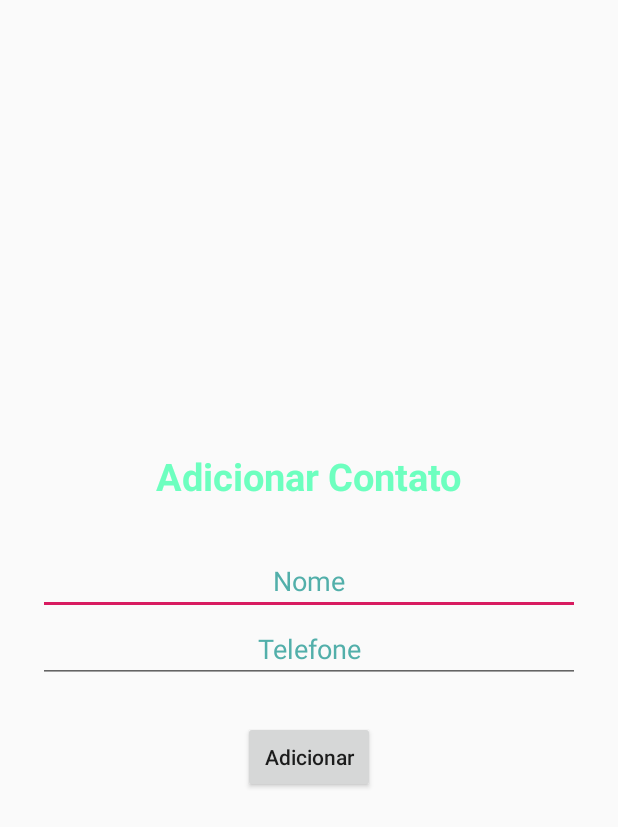
After one commit to MarlenaMartins1533/Agenda, an Android app: the layout activity_add_contato.xml on its own in the app's theme, with its tools: preview values and no code run, on a phone screen of 412 x 824 dp. The commit adds this screen. Shown: the top 827 px of the screen. Run offline under Robolectric (Android 15) with nearby library versions, the phone set to English and light mode, and no system bars.

Commit message:
base código

```diff
--- a/app/build.gradle
+++ b/app/build.gradle
@@ -8,7 +8,7 @@ android {
     compileSdkVersion 28
     defaultConfig {
         applicationId "com.marlena.agenda"
-        minSdkVersion 28
+        minSdkVersion 25
         targetSdkVersion 28
         versionCode 1
         versionName "1.0"
@@ -25,6 +25,8 @@ android {
 dependencies {
     implementation fileTree(dir: 'libs', include: ['*.jar'])
     implementation"org.jetbrains.kotlin:kotlin-stdlib-jdk7:$kotlin_version"
+    implementation 'com.android.support:recyclerview-v7:28.0.0'
+    implementation 'com.android.support:cardview-v7:28.0.0'
     implementation 'com.android.support:appcompat-v7:28.0.0'
     implementation 'com.android.support.constraint:constraint-layout:1.1.3'
     testImplementation 'junit:junit:4.12'
--- /dev/null
+++ b/app/src/main/res/layout/activity_add_contato.xml
@@ -0,0 +1,60 @@
+<?xml version="1.0" encoding="utf-8"?>
+
+<android.support.constraint.ConstraintLayout
+        xmlns:android="http://schemas.android.com/apk/res/android"
+        android:layout_width="match_parent"
+        android:layout_height="match_parent"
+        xmlns:tools="http://schemas.android.com/tools"
+        tools:context=".AddContatoActivity">
+
+    <LinearLayout
+            android:id="@+id/ll_main_layout"
+            android:layout_width="match_parent"
+            android:layout_height="match_parent"
+            android:gravity="center"
+            android:padding="25dp"
+            android:orientation="vertical">
+    <TextView
+            android:layout_width="wrap_content"
+            android:layout_height="wrap_content"
+            android:textSize="25dp"
+            android:textColor="#6dffbf"
+            android:textStyle="bold"
+            android:padding="30dp"
+            android:text="Adicionar Contato"/>
+
+    <EditText
+            android:id="@+id/nome_contatoTXT"
+            android:hint="Nome"
+            android:textColor="#6bfff7"
+            android:textColorHint="#52afaa"
+            android:textAlignment="center"
+            android:layout_width="match_parent"
+            android:layout_height="wrap_content"/>
+
+    <EditText
+            android:id="@+id/tel_contatoTXT"
+            android:hint="Telefone"
+            android:textColor="#6bfff7"
+            android:textColorHint="#52afaa"
+            android:textAlignment="center"
+            android:layout_width="match_parent"
+            android:layout_height="wrap_content"/>
+
+    <LinearLayout
+            android:layout_width="match_parent"
+            android:layout_height="wrap_content"
+            android:gravity="center"
+            android:padding="25dp"
+            android:orientation="horizontal">
+    <Button
+            android:id="@+id/add_contatoTXT"
+            android:text="Adicionar"
+            android:textAllCaps="false"
+            android:layout_width="wrap_content"
+            android:layout_height="wrap_content" />
+
+        </LinearLayout>
+    </LinearLayout>
+
+</android.support.constraint.ConstraintLayout>
```
Also changed, not shown: app/src/main/java/com/marlena/agenda/AddContatoActivity.kt (added, +31 -0 lines), app/src/main/java/com/marlena/agenda/Contato.kt (added, +8 -0 lines), app/src/main/java/com/marlena/agenda/ContatoListActivity.kt (added, +33 -0 lines), app/src/main/java/com/marlena/agenda/ContatoListAdapter.kt (added, +40 -0 lines), app/src/main/java/com/marlena/agenda/MainActivity.kt (+21 -0 lines), app/src/main/res/layout/activity_contato.xml (added, +32 -0 lines), app/src/main/res/layout/activity_contato_list.xml (added, +18 -0 lines).
